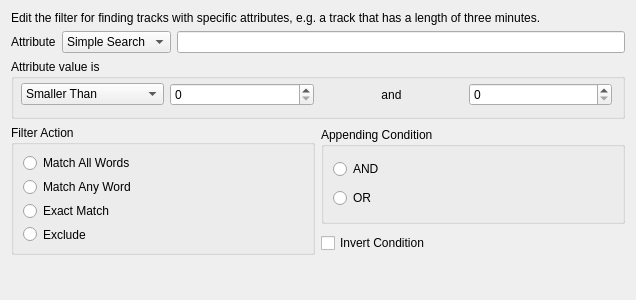
Above: src/dialogs/EditFilterDialog.ui from netrunner-debian-kde-extras/amarok before the change. Below: the same form after it.
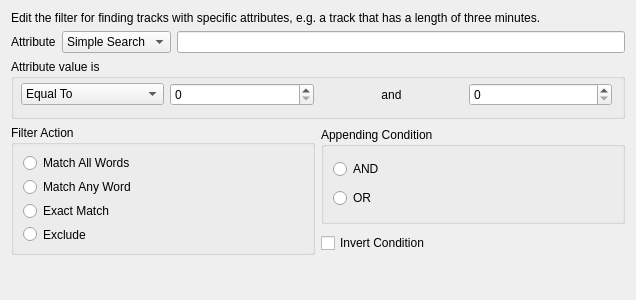
That is the form after the change. Custom widgets are drawn as their Qt base class.

The edit to the form file:
```diff
--- a/src/dialogs/EditFilterDialog.ui
+++ b/src/dialogs/EditFilterDialog.ui
@@ -163,6 +163,14 @@
        </property>
        <item>
         <widget class="KComboBox" name="conditionCombo">
+         <property name="currentIndex">
+          <number>0</number>
+         </property>
+         <item>
+          <property name="text">
+           <string>Equal To</string>
+          </property>
+         </item>
          <item>
           <property name="text">
            <string>Smaller Than</string>
```
Left out of the diff: 25 changed lines with no effect on the pictures.
